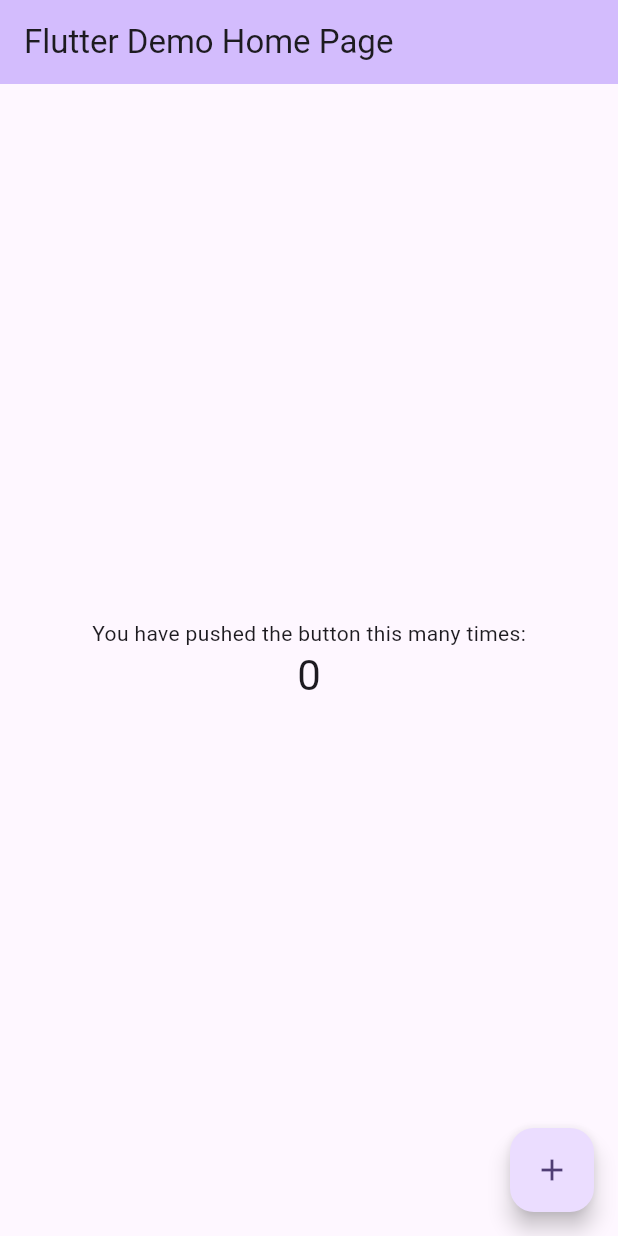
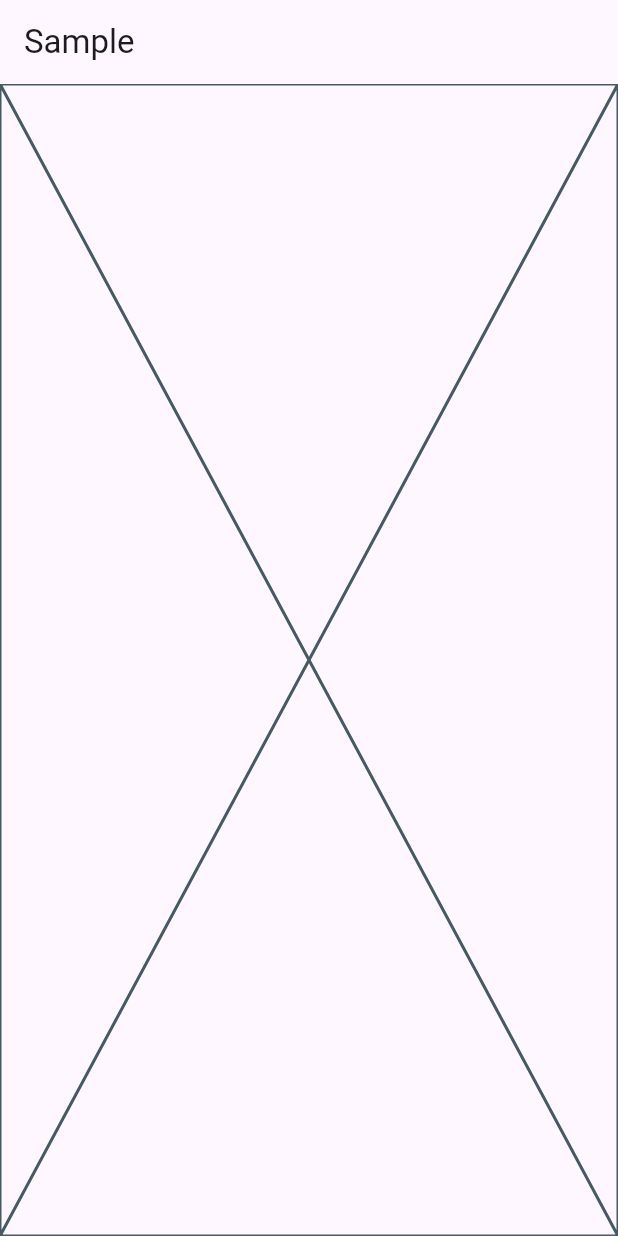
Before and after one commit to TahaTesser/tab_navigation_bar, a Flutter app: the screen it shows after launch, on a phone screen of 412 x 824 dp. Run offline on Flutter 3.47's test engine with Material 2 defaults, Android fonts, the phone set to English and light mode, and no system bars.

Commit message:
`TabNavigationBar` class

```diff
--- a/example/lib/main.dart
+++ b/example/lib/main.dart
@@ -1,125 +1,31 @@
 import 'package:flutter/material.dart';
+import 'package:tab_navigation_bar/tab_navigation_bar.dart';
 
-void main() {
-  runApp(const MyApp());
-}
+void main() => runApp(const MyApp());
 
 class MyApp extends StatelessWidget {
   const MyApp({super.key});
 
-  // This widget is the root of your application.
   @override
   Widget build(BuildContext context) {
     return MaterialApp(
-      title: 'Flutter Demo',
-      theme: ThemeData(
-        // This is the theme of your application.
-        //
-        // TRY THIS: Try running your application with "flutter run". You'll see
-        // the application has a blue toolbar. Then, without quitting the app,
-        // try changing the seedColor in the colorScheme below to Colors.green
-        // and then invoke "hot reload" (save your changes or press the "hot
-        // reload" button in a Flutter-supported IDE, or press "r" if you used
-        // the command line to start the app).
-        //
-        // Notice that the counter didn't reset back to zero; the application
-        // state is not lost during the reload. To reset the state, use hot
-        // restart instead.
-        //
-        // This works for code too, not just values: Most code changes can be
-        // tested with just a hot reload.
-        colorScheme: ColorScheme.fromSeed(seedColor: Colors.deepPurple),
-        useMaterial3: true,
-      ),
-      home: const MyHomePage(title: 'Flutter Demo Home Page'),
+      debugShowCheckedModeBanner: false,
+      theme: ThemeData(useMaterial3: true),
+      home: const Example(),
     );
   }
 }
 
-class MyHomePage extends StatefulWidget {
-  const MyHomePage({super.key, required this.title});
-
-  // This widget is the home page of your application. It is stateful, meaning
-  // that it has a State object (defined below) that contains fields that affect
-  // how it looks.
-
-  // This class is the configuration for the state. It holds the values (in this
-  // case the title) provided by the parent (in this case the App widget) and
-  // used by the build method of the State. Fields in a Widget subclass are
-  // always marked "final".
-
-  final String title;
-
-  @override
-  State<MyHomePage> createState() => _MyHomePageState();
-}
-
-class _MyHomePageState extends State<MyHomePage> {
-  int _counter = 0;
-
-  void _incrementCounter() {
-    setState(() {
-      // This call to setState tells the Flutter framework that something has
-      // changed in this State, which causes it to rerun the build method below
-      // so that the display can reflect the updated values. If we changed
-      // _counter without calling setState(), then the build method would not be
-      // called again, and so nothing would appear to happen.
-      _counter++;
-    });
-  }
+class Example extends StatelessWidget {
+  const Example({super.key});
 
   @override
   Widget build(BuildContext context) {
-    // This method is rerun every time setState is called, for instance as done
-    // by the _incrementCounter method above.
-    //
-    // The Flutter framework has been optimized to make rerunning build methods
-    // fast, so that you can just rebuild anything that needs updating rather
-    // than having to individually change instances of widgets.
     return Scaffold(
       appBar: AppBar(
-        // TRY THIS: Try changing the color here to a specific color (to
-        // Colors.amber, perhaps?) and trigger a hot reload to see the AppBar
-        // change color while the other colors stay the same.
-        backgroundColor: Theme.of(context).colorScheme.inversePrimary,
-        // Here we take the value from the MyHomePage object that was created by
-        // the App.build method, and use it to set our appbar title.
-        title: Text(widget.title),
+        title: const Text('Sample'),
       ),
-      body: Center(
-        // Center is a layout widget. It takes a single child and positions it
-        // in the middle of the parent.
-        child: Column(
-          // Column is also a layout widget. It takes a list of children and
-          // arranges them vertically. By default, it sizes itself to fit its
-          // children horizontally, and tries to be as tall as its parent.
-          //
-          // Column has various properties to control how it sizes itself and
-          // how it positions its children. Here we use mainAxisAlignment to
-          // center the children vertically; the main axis here is the vertical
-          // axis because Columns are vertical (the cross axis would be
-          // horizontal).
-          //
-          // TRY THIS: Invoke "debug painting" (choose the "Toggle Debug Paint"
-          // action in the IDE, or press "p" in the console), to see the
-          // wireframe for each widget.
-          mainAxisAlignment: MainAxisAlignment.center,
-          children: <Widget>[
-            const Text(
-              'You have pushed the button this many times:',
-            ),
-            Text(
-              '$_counter',
-              style: Theme.of(context).textTheme.headlineMedium,
-            ),
-          ],
-        ),
-      ),
-      floatingActionButton: FloatingActionButton(
-        onPressed: _incrementCounter,
-        tooltip: 'Increment',
-        child: const Icon(Icons.add),
-      ), // This trailing comma makes auto-formatting nicer for build methods.
+      body: const TabNavigationBar(),
     );
   }
 }
--- a/lib/tab_navigation_bar.dart
+++ b/lib/tab_navigation_bar.dart
@@ -1,7 +1,17 @@
 library tab_navigation_bar;
 
-/// A Calculator.
-class Calculator {
-  /// Returns [value] plus 1.
-  int addOne(int value) => value + 1;
+import 'package:flutter/material.dart';
+
+class TabNavigationBar extends StatefulWidget {
+  const TabNavigationBar({super.key});
+
+  @override
+  State<TabNavigationBar> createState() => _TabNavigationBarState();
 }
+
+class _TabNavigationBarState extends State<TabNavigationBar> {
+  @override
+  Widget build(BuildContext context) {
+    return const Placeholder();
+  }
+}
```
